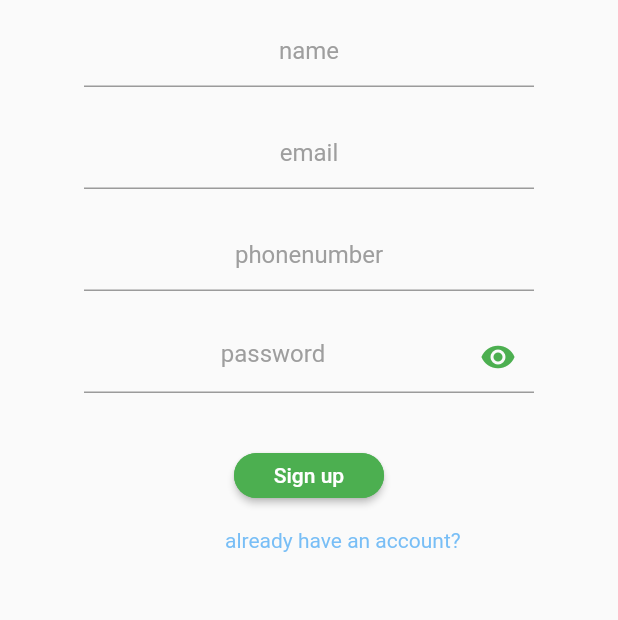
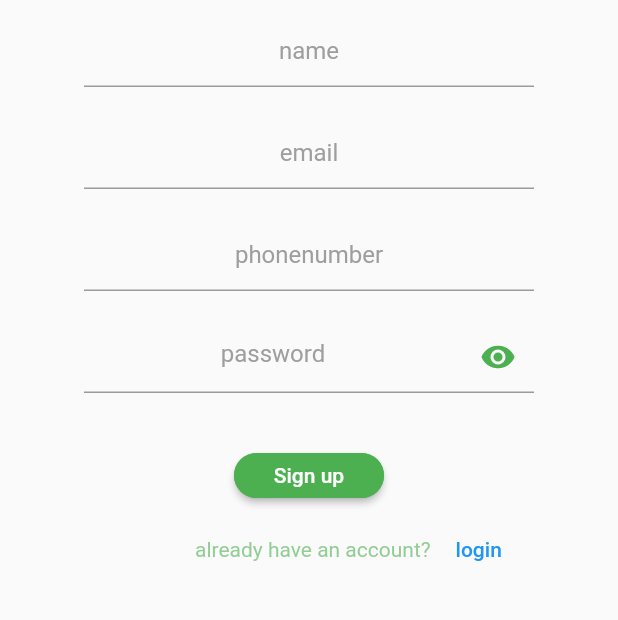
Before and after one commit to simbovk/Uber-eats, a Flutter app: the screen it shows after launch, on a phone screen of 412 x 824 dp, the part 300-920 px from its top. Run offline on Flutter 3.47's test engine with Material 2 defaults, Android fonts, the phone set to English and light mode, and no system bars.

Commit message:
login navigation setup

```diff
--- a/uber_eats/lib/main.dart
+++ b/uber_eats/lib/main.dart
@@ -142,17 +142,28 @@ class _SignUpState extends State<SignUp> {
                   ),
                 ),
               ),
-              SizedBox(height: 20),
+              SizedBox(height: 10),
               Center(
                 child: Row(
                   children: [
                     Padding(
-                      padding: const EdgeInsets.only(left: 150),
+                      padding: const EdgeInsets.only(left: 130),
                       child: Text(
                         'already have an account?',
-                        style: TextStyle(color: Colors.blue.withOpacity(0.6)),
+                        style: TextStyle(color: Colors.green.withOpacity(0.6)),
                       ),
                     ),
+                     TextButton(
+                    child: const Text('login'),
+                    onPressed: () {
+                      // Navigator.push(
+                      //   context,
+                      //   MaterialPageRoute(
+                      //     builder: (context) => const Vorod(),
+                      //   ),
+                      // );
+                    },
+                  ),
                   ],
                 ),
               )
```
